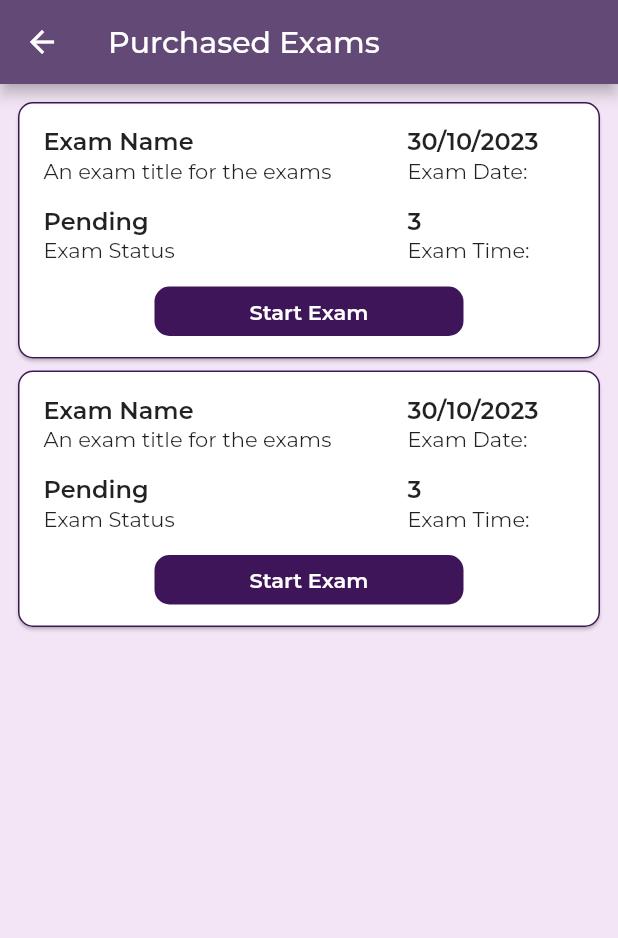
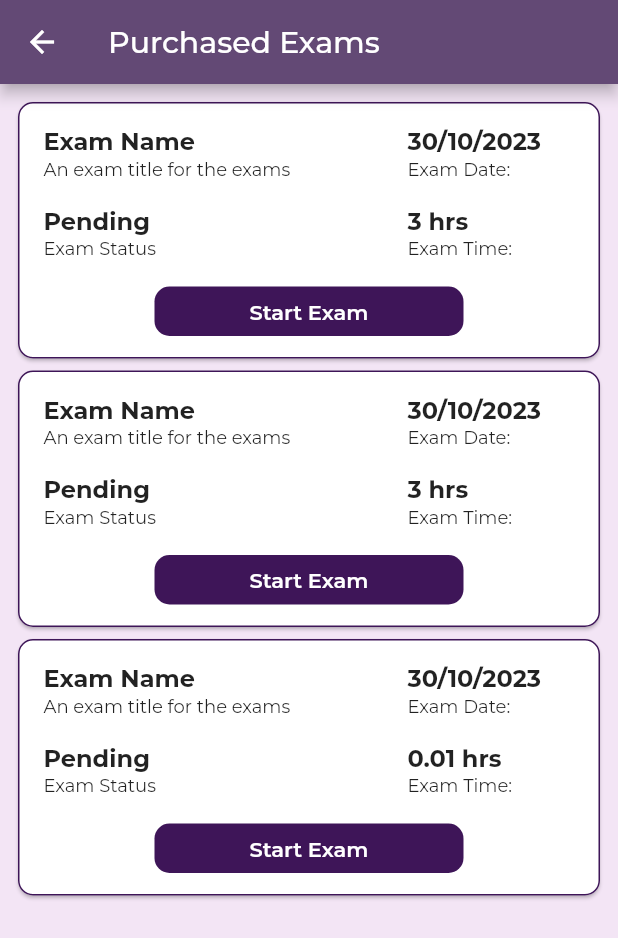
Before and after one commit to Sudipta3rare/judicial_exams, a Flutter app: the OngoingExams screen opened directly, on a phone screen of 412 x 824 dp. Shown: the top 938 px of the screen. Run offline on Flutter 3.47's test engine with Material 2 defaults, Android fonts, the light colour scheme and no system bars; our stand-ins replace dio, file_picker, firebase_core, flutter_svg, get, google_fonts and 1 more; missing offline and left inert: flutter_pdfview; accounts and stored records are empty.

Commit message:
exam timer and submit timer activated

```diff
--- a/lib/controller/purchasedExam_controller.dart
+++ b/lib/controller/purchasedExam_controller.dart
@@ -17,6 +17,13 @@ class PurchasedExamController extends GetxController{
       examDate: "30/10/2023",
       examTitle: 'An exam title for the exams'
     ),
+ PurchasedExamList(
+      examName: "Exam Name",
+      examStatus: 'Pending',
+      examDuration: '0.01',
+      examDate: "30/10/2023",
+      examTitle: 'An exam title for the exams'
+    ),
 
   ];
 }
--- a/lib/utils/styles.dart
+++ b/lib/utils/styles.dart
@@ -15,7 +15,7 @@ class AppStyle {
 
   TextStyle sliderHeading =GoogleFonts.montserrat(fontSize: 30  , fontWeight: FontWeight.bold);
   TextStyle subheadingBlack =  GoogleFonts.montserrat(
-      fontSize: 12,
+      fontSize: 16,
       fontWeight: FontWeight.bold
   );
 
--- a/lib/views/components/purchased_list_component.dart
+++ b/lib/views/components/purchased_list_component.dart
@@ -87,7 +87,7 @@ class PurchasedListItem extends StatelessWidget {
                   ),
                   Expanded(
                     flex: 1,
-                    child:ListSubItem(listCtrl.purchaseExamList[index].examDuration,"Exam Time:",
+                    child:ListSubItem("${listCtrl.purchaseExamList[index].examDuration} hrs","Exam Time:",
                     ),
                   ),
                 ],
@@ -124,10 +124,8 @@ class ListSubItem extends StatelessWidget {
                 padding: const EdgeInsets.symmetric(horizontal: 5.0),
                 child: Text(
                   heading,
-                  style: GoogleFonts.montserrat(
-                      fontSize: 16,
-                      fontWeight: FontWeight.w600
-                  ),
+
+                  style: AppStyle().subheadingBlack,
                   overflow: TextOverflow.clip,
                   maxLines: 2,
                 ),
@@ -137,7 +135,7 @@ class ListSubItem extends StatelessWidget {
                 child: Text(
                   itemValue,
                   style: GoogleFonts.montserrat(
-                      fontSize: 14
+                      fontSize: 12
                   ),
                   // overflow: TextOverflow.clip,
                 ),
--- a/lib/views/dashboard_page/pages/account.dart
+++ b/lib/views/dashboard_page/pages/account.dart
@@ -1,5 +1,5 @@
 import 'package:flutter/material.dart';
-import 'package:get/get.dart';
+
 
 import '../../../utils/styles.dart';
 class Account extends StatelessWidget {
--- a/lib/views/dashboard_page/pages/ongoing_exams.dart
+++ b/lib/views/dashboard_page/pages/ongoing_exams.dart
@@ -6,7 +6,8 @@ import 'package:judicial_exams/utils/styles.dart';
 import 'package:judicial_exams/views/components/purchased_list_component.dart';
 
 class OngoingExams extends StatelessWidget {
-  const OngoingExams({Key? key}) : super(key: key);
+   OngoingExams({Key? key}) : super(key: key);
+ final PurchasedExamController ctrl = Get.put<PurchasedExamController>(PurchasedExamController()) ;
 
   @override
   Widget build(BuildContext context) {
--- a/lib/views/pdf_view.dart
+++ b/lib/views/start_exam_pages/pdf_view.dart
@@ -5,8 +5,9 @@ import 'package:flutter_pdfview/flutter_pdfview.dart';
 import 'package:google_fonts/google_fonts.dart';
 import 'package:judicial_exams/controller/start_exam_controller.dart';
 import 'package:judicial_exams/utils/styles.dart';
+import 'package:judicial_exams/views/start_exam_pages/submit_exam_page.dart';
 
-import '../controller/timer_controller.dart';
+import '../../controller/timer_controller.dart';
 
 
 
@@ -42,6 +43,9 @@ class PdfViewPage extends StatelessWidget {
       body: Container(
         child: GetBuilder<TimerController>(
           builder: (ctrl) {
+            ctrl.onFinish =(){
+              Get.offAll(SubmitExamPage());
+            };
             return Stack(
                   children: [
                     Padding(
@@ -101,7 +105,7 @@ class PdfViewPage extends StatelessWidget {
                         color: AppStyle().primaryColor,
                         child: Obx(
                                 ()=>Center(
-                              child: Text('${ctrl.time.value} m:s', style: GoogleFonts.montserrat(
+                              child: Text('${ctrl.time.value}', style: GoogleFonts.montserrat(
                                 fontSize: 30,
                                 color: AppStyle().textHeading
                               ),
--- a/lib/views/start_exam_pages/start_exam_page.dart
+++ b/lib/views/start_exam_pages/start_exam_page.dart
@@ -11,7 +11,7 @@ import 'package:path_provider/path_provider.dart';
 // import 'package:pspdfkit_flutter/pspdfkit.dart';
 
 
-import '../pdf_view.dart';
+import 'pdf_view.dart';
 
 class StartExamPage extends StatelessWidget {
   StartExamPage(
@@ -113,7 +113,7 @@ class StartExamPage extends StatelessWidget {
                                     builder: (tmCtrl) {
                                       return GestureDetector(child: CustomButton().customButtonSmall(context, 'Start Exam'),
                                       onTap: (){
-                                        tmCtrl.goPdfView( int.parse(examDetials.examDuration)*60*60, tempDir.path+fileName, examDetials.examName);
+                                        tmCtrl.goPdfView( double.parse(examDetials.examDuration)*60*60, tempDir.path+fileName, examDetials.examName);
                                         // ctrl.startTimer(int.parse(examDetials.examDuration)*60*60);
                                         // Get.offAll(PdfViewPage(path: tempDir.path+fileName, examName:   examDetials.examName.toString(), examTime: int.parse(examDetials.examDuration)*60*60,));
                                         // Get.to(()=>PdfViewPage(path: tempDir.path+fileName, examName:   examDetials.examName.toString(), examTime: int.parse(examDetials.examDuration)*60*60,));
--- a/pubspec.yaml
+++ b/pubspec.yaml
@@ -43,6 +43,7 @@ dependencies:
   path_provider: ^2.0.15
   dio: ^5.1.2
   flutter_pdfview: ^1.3.1
+  file_picker: ^5.3.0
 #  pspdfkit_flutter: ^3.6.0
   firebase_auth: ^4.6.1
   modal_progress_hud_nsn: ^0.4.0
```
Also changed, not shown: lib/controller/submit_exam_controller.dart (added, +37 -0 lines), lib/controller/timer_controller.dart (+13 -10 lines), lib/main.dart (+6 -4 lines), lib/pdf.dart (deleted, +0 -374 lines), lib/views/start_exam_pages/submit_exam_page.dart (added, +98 -0 lines), pubspec.lock.
